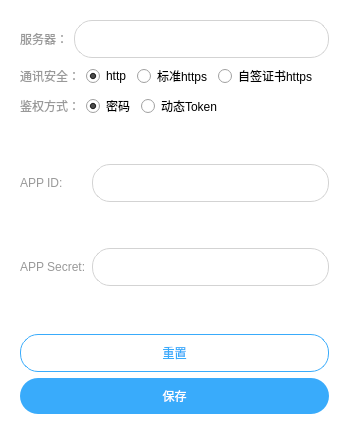
This is Linux/src/DlgLoginSet.ui in cloudroomSDK/API-Demo as Qt 5 draws it before an edit. The edited form follows.
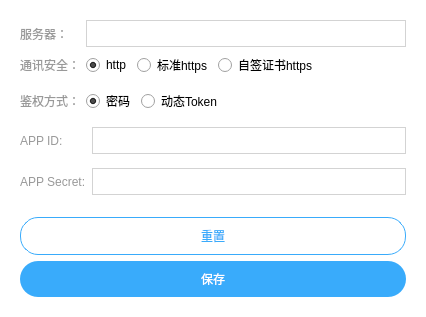
This is the edited form.

What changed in the file:
```diff
--- a/Linux/src/DlgLoginSet.ui
+++ b/Linux/src/DlgLoginSet.ui
@@ -6,8 +6,8 @@
    <rect>
     <x>0</x>
     <y>0</y>
-    <width>349</width>
-    <height>434</height>
+    <width>426</width>
+    <height>317</height>
    </rect>
   </property>
   <property name="windowTitle">
@@ -22,17 +22,20 @@
 	color: rgb(153,153,153);
 }
 
-#clientWdiget QLineEdit, #clientWdiget QPushButton{
+#clientWdiget QPushButton{
 	min-height:36px;
 	max-height:36px;
 	border-radius: 18px;
 }
 
-#clientWdiget QLineEdit{
+#clientWdiget QLineEdit,#clientWdiget QPlainTextEdit{
 	background: transparent;
 	border: 1px solid rgb(211,211,211);
-	padding-left: 18px;
-	padding-right: 18px;
+}
+
+#clientWdiget QLineEdit{
+	min-height:25px;
+	max-height:25px;
 }
 
 #btnReset{
@@ -72,10 +75,7 @@
    </property>
    <item>
     <widget class="QWidget" name="clientWdiget" native="true">
-     <layout class="QVBoxLayout" name="verticalLayout">
-      <property name="spacing">
-       <number>6</number>
-      </property>
+     <layout class="QGridLayout" name="gridLayout_2">
       <property name="leftMargin">
        <number>20</number>
       </property>
@@ -88,9 +88,16 @@
       <property name="bottomMargin">
        <number>20</number>
       </property>
-      <item>
-       <widget class="QWidget" name="widget_3" native="true">
-        <layout class="QHBoxLayout" name="horizontalLayout_3">
+      <item row="9" column="0" colspan="2">
+       <widget class="QPushButton" name="btnSave">
+        <property name="text">
+         <string>保存</string>
+        </property>
+       </widget>
+      </item>
+      <item row="3" column="1">
+       <widget class="QWidget" name="widget_2" native="true">
+        <layout class="QHBoxLayout" name="horizontalLayout_2">
          <property name="leftMargin">
           <number>0</number>
          </property>
@@ -104,19 +111,39 @@
           <number>0</number>
          </property>
          <item>
-          <widget class="QLabel" name="label">
+          <widget class="QRadioButton" name="rbPassword">
            <property name="text">
-            <string>服务器：</string>
+            <string>密码</string>
            </property>
+           <property name="checked">
+            <bool>true</bool>
+           </property>
           </widget>
          </item>
          <item>
-          <widget class="QLineEdit" name="editServer"/>
+          <widget class="QRadioButton" name="rbToken">
+           <property name="text">
+            <string>动态Token</string>
+           </property>
+          </widget>
+         </item>
+         <item>
+          <spacer name="horizontalSpacer">
+           <property name="orientation">
+            <enum>Qt::Horizontal</enum>
+           </property>
+           <property name="sizeHint" stdset="0">
+            <size>
+             <width>40</width>
+             <height>20</height>
+            </size>
+           </property>
+          </spacer>
          </item>
         </layout>
        </widget>
       </item>
-      <item>
+      <item row="1" column="1">
        <widget class="QWidget" name="widget" native="true">
         <layout class="QHBoxLayout" name="horizontalLayout">
          <property name="leftMargin">
@@ -131,13 +158,6 @@
          <property name="bottomMargin">
           <number>0</number>
          </property>
-         <item>
-          <widget class="QLabel" name="label_2">
-           <property name="text">
-            <string>通讯安全：</string>
-           </property>
-          </widget>
-         </item>
          <item>
           <widget class="QRadioButton" name="rbHttp">
            <property name="text">
@@ -178,62 +198,31 @@
         </layout>
        </widget>
       </item>
-      <item>
-       <widget class="QWidget" name="widget_2" native="true">
-        <layout class="QHBoxLayout" name="horizontalLayout_2">
-         <property name="leftMargin">
-          <number>0</number>
-         </property>
-         <property name="topMargin">
-          <number>0</number>
-         </property>
-         <property name="rightMargin">
-          <number>0</number>
-         </property>
-         <property name="bottomMargin">
-          <number>0</number>
-         </property>
-         <item>
-          <widget class="QLabel" name="label_3">
-           <property name="text">
-            <string>鉴权方式：</string>
-           </property>
-          </widget>
-         </item>
-         <item>
-          <widget class="QRadioButton" name="rbPassword">
-           <property name="text">
-            <string>密码</string>
-           </property>
-           <property name="checked">
-            <bool>true</bool>
-           </property>
-          </widget>
-         </item>
-         <item>
-          <widget class="QRadioButton" name="rbToken">
-           <property name="text">
-            <string>动态Token</string>
-           </property>
-          </widget>
-         </item>
-         <item>
-          <spacer name="horizontalSpacer">
-           <property name="orientation">
-            <enum>Qt::Horizontal</enum>
-           </property>
-           <property name="sizeHint" stdset="0">
-            <size>
-             <width>40</width>
-             <height>20</height>
-            </size>
-           </property>
-          </spacer>
-         </item>
-        </layout>
+      <item row="3" column="0">
+       <widget class="QLabel" name="label_3">
+        <property name="text">
+         <string>鉴权方式：</string>
+        </property>
        </widget>
       </item>
-      <item>
+      <item row="0" column="0">
+       <widget class="QLabel" name="label_0">
+        <property name="text">
+         <string>服务器：</string>
+        </property>
+       </widget>
+      </item>
+      <item row="0" column="1">
+       <widget class="QLineEdit" name="editServer"/>
+      </item>
+      <item row="1" column="0">
+       <widget class="QLabel" name="label_2">
+        <property name="text">
+         <string>通讯安全：</string>
+        </property>
+       </widget>
+      </item>
+      <item row="6" column="0" colspan="2">
        <widget class="QStackedWidget" name="stackedWidget">
         <property name="currentIndex">
          <number>0</number>
@@ -313,18 +302,47 @@
         </widget>
        </widget>
       </item>
-      <item>
+      <item row="8" column="0" colspan="2">
        <widget class="QPushButton" name="btnReset">
         <property name="text">
          <string>重置</string>
         </property>
        </widget>
       </item>
-      <item>
-       <widget class="QPushButton" name="btnSave">
-        <property name="text">
-         <string>保存</string>
-        </property>
+      <item row="7" column="0">
+       <widget class="QWidget" name="widget_4" native="true">
+        <layout class="QHBoxLayout" name="horizontalLayout_5">
+         <property name="leftMargin">
+          <number>0</number>
+         </property>
+         <property name="topMargin">
+          <number>0</number>
+         </property>
+         <property name="rightMargin">
+          <number>0</number>
+         </property>
+         <property name="bottomMargin">
+          <number>0</number>
+         </property>
+        </layout>
+       </widget>
+      </item>
+      <item row="2" column="0">
+       <widget class="QWidget" name="widget_3" native="true">
+        <layout class="QHBoxLayout" name="horizontalLayout_3">
+         <property name="leftMargin">
+          <number>0</number>
+         </property>
+         <property name="topMargin">
+          <number>0</number>
+         </property>
+         <property name="rightMargin">
+          <number>0</number>
+         </property>
+         <property name="bottomMargin">
+          <number>0</number>
+         </property>
+        </layout>
        </widget>
       </item>
      </layout>
```
Left out of the diff: 14 changed lines with no effect on the pictures.
